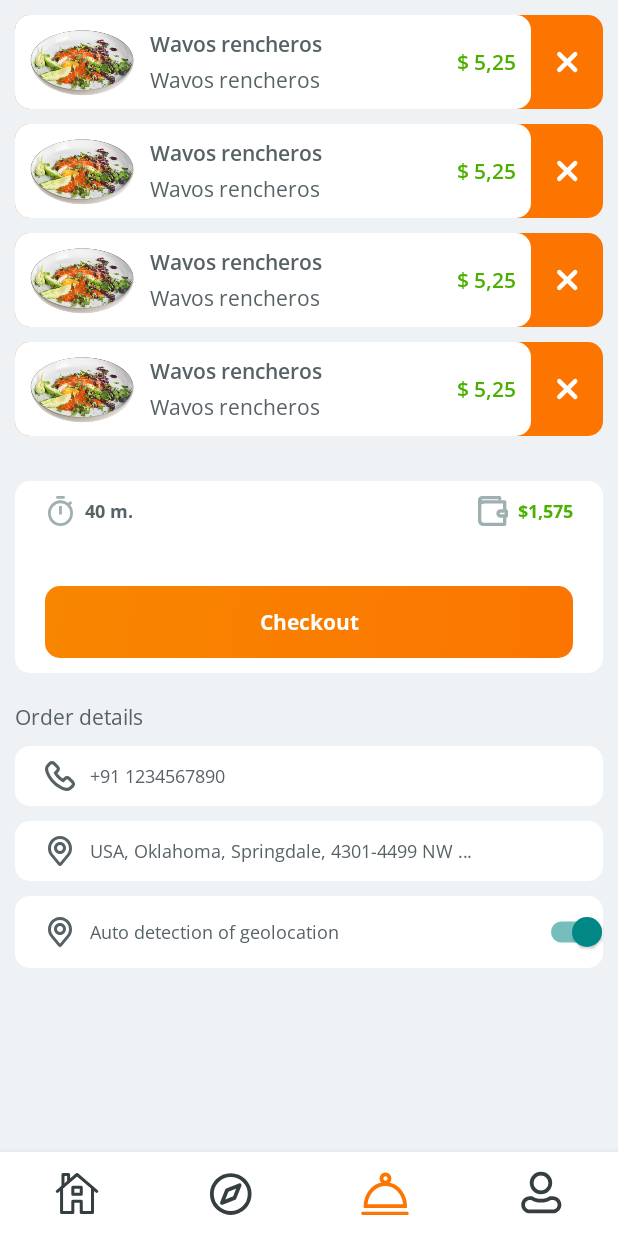
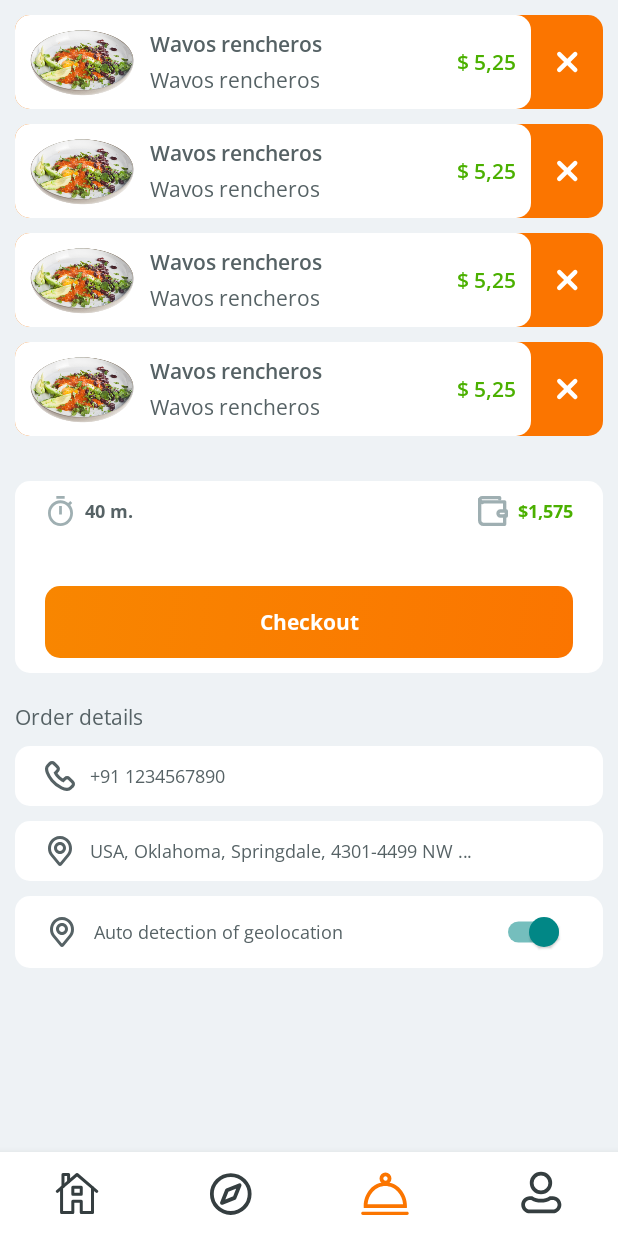
Before and after one commit to prashant17d97/Food_Delivery, an Android app built with Jetpack Compose: the Checkout screen opened through its navigation route, on a phone screen of 412 x 824 dp. Run offline under Robolectric (Android 15) with nearby library versions, the phone set to English and light mode, and no system bars; our stand-ins replace constraintlayout-compose; libraries missing offline, so code that uses them is left out: com.gowtham.ratingbar.

Commit message:
Checkout done

```diff
--- a/app/src/main/java/com/prashant/fooddelivery/ui/checkout/Checkout.kt
+++ b/app/src/main/java/com/prashant/fooddelivery/ui/checkout/Checkout.kt
@@ -1,7 +1,6 @@
 package com.prashant.fooddelivery.ui.checkout
 
 import android.annotation.SuppressLint
-import androidx.compose.animation.AnimatedVisibility
 import androidx.compose.foundation.Image
 import androidx.compose.foundation.background
 import androidx.compose.foundation.layout.*
@@ -27,7 +26,6 @@ import com.prashant.fooddelivery.R
 import com.prashant.fooddelivery.uielement.UIElements
 
 @SuppressLint("UnrememberedMutableState")
-@OptIn(ExperimentalMaterialApi::class)
 @Composable
 fun Checkout(navController: NavController) {
     var isSwitchOn by rememberSaveable {
@@ -43,15 +41,15 @@ fun Checkout(navController: NavController) {
                 .padding(10.dp)
         ) {
             LazyColumn(userScrollEnabled = false, content = {
-                itemsIndexed(list) { index, item ->
+                itemsIndexed(list) { index, _ ->
                     CheckoutItemCard {
                         list.removeAt(index)
                     }
 
                 }
             })
+
             SpacerHeight(value = 20.dp)
-
             Column(
                 modifier = Modifier
                     .fillMaxWidth()
@@ -174,7 +172,7 @@ fun Checkout(navController: NavController) {
             }
             SpacerHeight(value = 10.dp)
             Row(
-                horizontalArrangement = Arrangement.SpaceBetween,
+                horizontalArrangement = Arrangement.Start,
                 verticalAlignment = Alignment.CenterVertically,
                 modifier = Modifier
                     .fillMaxWidth()
@@ -186,14 +184,14 @@ fun Checkout(navController: NavController) {
             ) {
                 Image(
                     painter = painterResource(id = R.drawable.place_icon),
-                    modifier = Modifier.size(20.dp),
+                    modifier = Modifier.size(20.dp).weight(0.05f),
                     contentDescription = "",
                     colorFilter = ColorFilter.tint(colorResource(id = R.color.text_color))
                 )
                 SpacerWidth(value = 10.dp)
                 Text(
                     modifier = Modifier
-                        .fillMaxWidth()
+                        .weight(0.6f)
                         .padding(end = 20.dp),
                     text = "Auto detection of geolocation",
                     style = MaterialTheme.typography.body2.copy(
@@ -207,14 +205,13 @@ fun Checkout(navController: NavController) {
                 Switch(
                     checked = isSwitchOn,
                     onCheckedChange = { isSwitchOn = !isSwitchOn },
-                    modifier = Modifier.padding(end = 10.dp)
+                    modifier = Modifier.padding(end = 10.dp).weight(0.1f)
                 )
             }
-
+/*
+            if(list.isNotEmpty()) {
             }
-    }
-
-    /*AnimatedVisibility(visible = list.isEmpty()) {
+            else{
                 Column(
                     verticalArrangement = Arrangement.Center,
                     horizontalAlignment = Alignment.CenterHorizontally,
@@ -234,6 +231,10 @@ fun Checkout(navController: NavController) {
                 }
             }*/
 
+        }
+    }
+
+
 
 }
 
```
Lines whose indentation alone changed are shown as unchanged.
